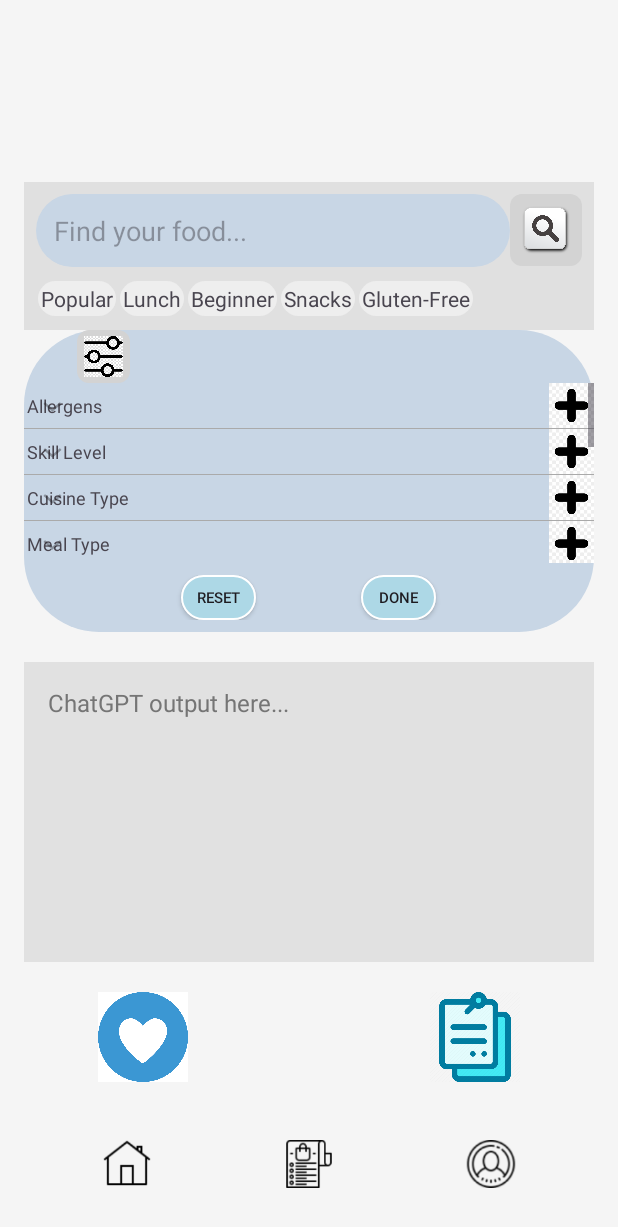
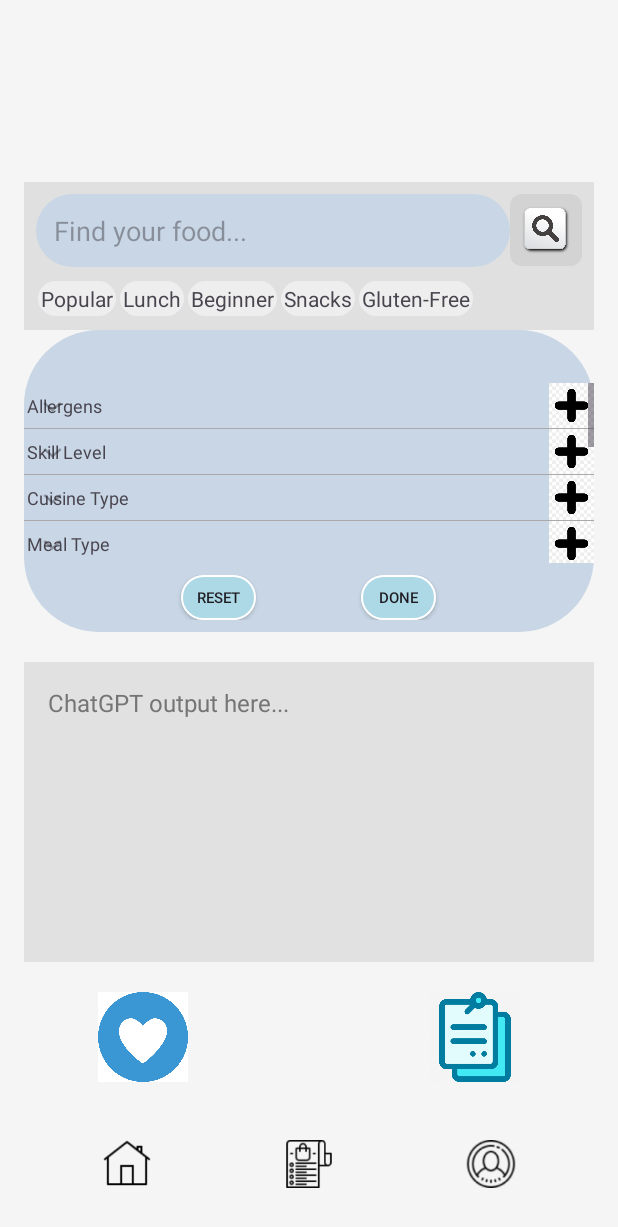
Before and after one commit to Sophiayangg/CS407-final-project, an Android app: the Home screen opened directly, with no data from a screen before it, after a tap on an icon or button, on a phone screen of 412 x 824 dp. Shown: the top 1227 px of the screen. Run offline under Robolectric (Android 15) with nearby library versions, the light colour scheme and no system bars.

Commit message:
filter is working now!

```diff
--- a/app/src/main/java/com/cs407/final_project/Home.java
+++ b/app/src/main/java/com/cs407/final_project/Home.java
@@ -54,7 +54,7 @@ public class Home extends AppCompatActivity {
 
     private OpenAIApiService service;
 
-    private String apiKey = "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";
+    private String apiKey = "apikey";
 
 
     protected void onCreate(Bundle savedInstanceState) {
@@ -119,6 +119,8 @@ public class Home extends AppCompatActivity {
         expandableListView.setOnGroupClickListener(new ExpandableListView.OnGroupClickListener() {
             @Override
             public boolean onGroupClick(ExpandableListView parent, View v, int groupPosition, long id) {
+                String selectedGroup = expandableListDetail.keySet().toArray(new String[0])[groupPosition];
+                Log.d("Selected Group", selectedGroup);
                 // If the group is expanded, collapse it, otherwise expand it
                 if (parent.isGroupExpanded(groupPosition)) {
                     parent.collapseGroup(groupPosition);
@@ -128,11 +130,10 @@ public class Home extends AppCompatActivity {
                 return true; // This tells the OS you've handled this click
             }
         });
+
         expandableListView.setVisibility(View.GONE);
-
         expandableListAdapter = new CustomExpandableListAdapter(this, new ArrayList<>(expandableListDetail.keySet()), expandableListDetail);
         expandableListView.setAdapter(expandableListAdapter);
-
         Button btnReset = findViewById(R.id.btnReset);
         Button btnDone = findViewById(R.id.btnDone);
         // Initially hide the buttons
@@ -140,7 +141,7 @@ public class Home extends AppCompatActivity {
         btnDone.setVisibility(View.GONE);
 
         ImageButton filterButton = findViewById(R.id.filterButton);
-        final ScrollView scrollViewFilterExpandable = findViewById(R.id.scrollViewFilterExpandable);
+        final LinearLayout filterAndExpandableLayout= findViewById(R.id.filterAndExpandableLayout);
 
         filterButton.setOnClickListener(new View.OnClickListener() {
             @Override
@@ -150,7 +151,8 @@ public class Home extends AppCompatActivity {
                     expandableListView.setVisibility(View.VISIBLE);
                     btnReset.setVisibility(View.VISIBLE);
                     btnDone.setVisibility(View.VISIBLE);
-                    scrollViewFilterExpandable.setBackgroundResource(R.drawable.search_background); // Set desired background
+                    filterButton.setVisibility(View.GONE);
+                    filterAndExpandableLayout.setBackgroundResource(R.drawable.search_background); // Set desired background
                     int groupCount = expandableListAdapter.getGroupCount();
                     for (int i = 0; i < groupCount; i++) {
                         expandableListView.collapseGroup(i);
@@ -160,11 +162,14 @@ public class Home extends AppCompatActivity {
                     expandableListView.setVisibility(View.GONE);
                     btnReset.setVisibility(View.GONE);
                     btnDone.setVisibility(View.GONE);
-                    scrollViewFilterExpandable.setBackgroundResource(android.R.color.transparent);
+                    filterAndExpandableLayout.setBackgroundResource(android.R.color.transparent);
 
                 }
             }
         });
+
+
+
 
 
         btnReset.setOnClickListener(new View.OnClickListener() {
@@ -237,7 +242,12 @@ public class Home extends AppCompatActivity {
         params.addProperty("model", "gpt-3.5-turbo"); // Specify the model
 
         message.addProperty("role", "user");
-        message.addProperty("content", query);
+        //get checked filter
+        List<String> checkedItems = expandableListAdapter.getCheckedItems();
+        String checkedFilter = " " + TextUtils.join("; ", checkedItems);
+
+        String text = "Can you generate a recipe: "+query + checkedFilter;
+        message.addProperty("content", text);
         messages.add(message);
         params.add("messages", messages);
 
--- a/app/src/main/res/layout/activity_home.xml
+++ b/app/src/main/res/layout/activity_home.xml
@@ -134,13 +134,6 @@
 
     </LinearLayout>
 </LinearLayout>
-    <ScrollView
-        android:id="@+id/scrollViewFilterExpandable"
-        android:layout_width="match_parent"
-        android:layout_height="wrap_content"
-        android:layout_below="@id/searchSection"
-        android:background="@android:color/transparent">
-    <!-- LinearLayout for Filter Button and ExpandableListView -->
         <LinearLayout
             android:id="@+id/filterAndExpandableLayout"
             android:layout_width="match_parent"
@@ -160,15 +153,18 @@
                 android:layout_marginStart="35dp" />
 
             <!-- ExpandableListView -->
+
+            <!-- Layout for buttons -->
+
             <ExpandableListView
                 android:id="@+id/expandableListView"
                 android:layout_width="match_parent"
                 android:layout_height="120dp"
+                android:layout_marginTop="35dp"
                 android:divider="@android:color/darker_gray"
                 android:dividerHeight="0.5dp"
                 android:indicatorLeft="?android:attr/expandableListPreferredItemIndicatorLeft" />
 
-            <!-- Layout for buttons -->
             <LinearLayout
                 android:layout_width="match_parent"
                 android:layout_height="wrap_content"
@@ -198,13 +194,12 @@
 
             </LinearLayout>
         </LinearLayout>
-    </ScrollView>
 
     <ScrollView
         android:id="@+id/recipeScroll"
         android:layout_width="match_parent"
         android:layout_height="200dp"
-        android:layout_below="@id/scrollViewFilterExpandable"
+        android:layout_below="@id/filterAndExpandableLayout"
         android:layout_marginTop="20dp"
         android:background="#E1E1E1">
 
--- a/app/src/main/res/layout/child_item.xml
+++ b/app/src/main/res/layout/child_item.xml
@@ -4,4 +4,7 @@ android:layout_width="match_parent"
 android:layout_height="wrap_content"
 android:textSize="12sp"
     android:buttonTint="@color/checkbox_color_child"
+    android:focusable="false"
+    android:focusableInTouchMode="false"
+    android:clickable="true"
 android:text="Child Item" />
```
Also changed, not shown: app/src/main/java/com/cs407/final_project/CustomExpandableListAdapter.java (+16 -5 lines).
